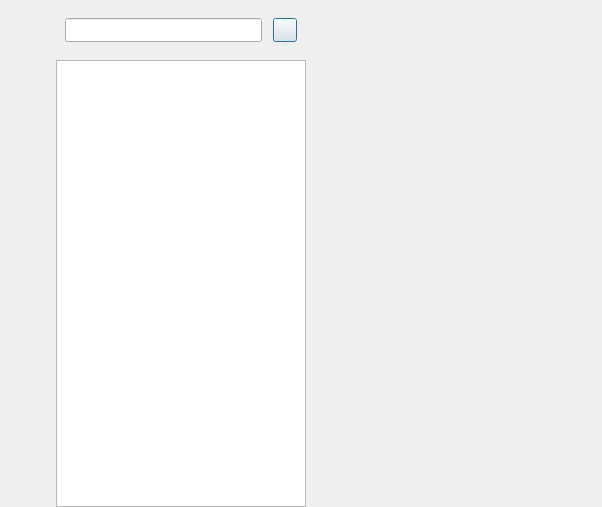
This is client/llfcchat/chatdialog.ui in xiegd/chat as Qt 5 draws it before an edit. The edited form follows.
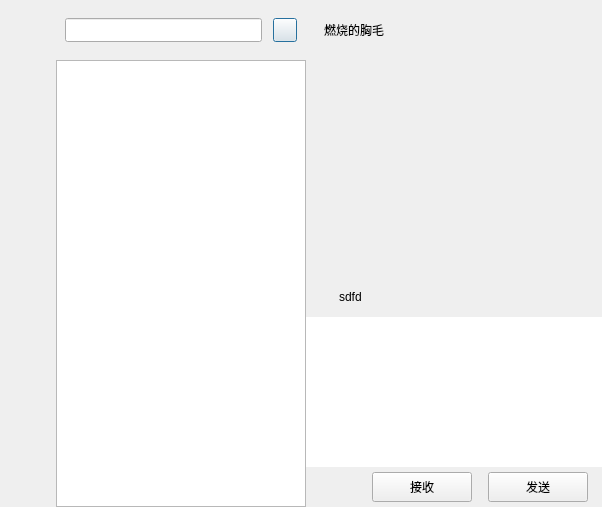
This is the edited form. Custom widgets are drawn as their Qt base class.

Patch:
```diff
--- a/client/llfcchat/chatdialog.ui
+++ b/client/llfcchat/chatdialog.ui
@@ -191,11 +191,275 @@
     </widget>
    </item>
    <item>
-    <widget class="QWidget" name="chat_data_list" native="true"/>
+    <widget class="QWidget" name="chat_data_list" native="true">
+     <layout class="QVBoxLayout" name="verticalLayout_2">
+      <property name="spacing">
+       <number>0</number>
+      </property>
+      <property name="leftMargin">
+       <number>0</number>
+      </property>
+      <property name="topMargin">
+       <number>0</number>
+      </property>
+      <property name="rightMargin">
+       <number>0</number>
+      </property>
+      <property name="bottomMargin">
+       <number>0</number>
+      </property>
+      <item>
+       <widget class="QWidget" name="title_wid" native="true">
+        <property name="minimumSize">
+         <size>
+          <width>0</width>
+          <height>60</height>
+         </size>
+        </property>
+        <property name="maximumSize">
+         <size>
+          <width>16777215</width>
+          <height>60</height>
+         </size>
+        </property>
+        <layout class="QVBoxLayout" name="verticalLayout_3">
+         <item>
+          <widget class="QWidget" name="widget" native="true">
+           <layout class="QHBoxLayout" name="horizontalLayout_3">
+            <item>
+             <widget class="QLabel" name="title_lb">
+              <property name="text">
+               <string>燃烧的胸毛</string>
+              </property>
+             </widget>
+            </item>
+           </layout>
+          </widget>
+         </item>
+        </layout>
+       </widget>
+      </item>
+      <item>
+       <widget class="QWidget" name="data_wid" native="true"/>
+      </item>
+      <item>
+       <widget class="QWidget" name="tool_wid" native="true">
+        <property name="minimumSize">
+         <size>
+          <width>0</width>
+          <height>40</height>
+         </size>
+        </property>
+        <property name="maximumSize">
+         <size>
+          <width>16777215</width>
+          <height>40</height>
+         </size>
+        </property>
+        <layout class="QHBoxLayout" name="horizontalLayout_5">
+         <property name="leftMargin">
+          <number>2</number>
+         </property>
+         <property name="topMargin">
+          <number>2</number>
+         </property>
+         <property name="rightMargin">
+          <number>2</number>
+         </property>
+         <property name="bottomMargin">
+          <number>2</number>
+         </property>
+         <item>
+          <widget class="ClickedLabel" name="emo_lb">
+           <property name="minimumSize">
+            <size>
+             <width>25</width>
+             <height>25</height>
+            </size>
+           </property>
+           <property name="maximumSize">
+            <size>
+             <width>25</width>
+             <height>25</height>
+            </size>
+           </property>
+           <property name="text">
+            <string/>
+           </property>
+          </widget>
+         </item>
+         <item>
+          <widget class="QLabel" name="file_lb">
+           <property name="minimumSize">
+            <size>
+             <width>30</width>
+             <height>30</height>
+            </size>
+           </property>
+           <property name="maximumSize">
+            <size>
+             <width>30</width>
+             <height>30</height>
+            </size>
+           </property>
+           <property name="text">
+            <string>sdfd</string>
+           </property>
+          </widget>
+         </item>
+         <item>
+          <spacer name="horizontalSpacer_5">
+           <property name="orientation">
+            <enum>Qt::Horizontal</enum>
+           </property>
+           <property name="sizeHint" stdset="0">
+            <size>
+             <width>40</width>
+             <height>20</height>
+            </size>
+           </property>
+          </spacer>
+         </item>
+        </layout>
+       </widget>
+      </item>
+      <item>
+       <widget class="QTextEdit" name="chatEdit">
+        <property name="minimumSize">
+         <size>
+          <width>0</width>
+          <height>150</height>
+         </size>
+        </property>
+        <property name="maximumSize">
+         <size>
+          <width>16777215</width>
+          <height>150</height>
+         </size>
+        </property>
+        <property name="frameShape">
+         <enum>QFrame::NoFrame</enum>
+        </property>
+       </widget>
+      </item>
+      <item>
+       <widget class="QWidget" name="send_wid" native="true">
+        <property name="minimumSize">
+         <size>
+          <width>0</width>
+          <height>40</height>
+         </size>
+        </property>
+        <property name="maximumSize">
+         <size>
+          <width>16777215</width>
+          <height>40</height>
+         </size>
+        </property>
+        <layout class="QHBoxLayout" name="horizontalLayout_4">
+         <property name="topMargin">
+          <number>2</number>
+         </property>
+         <property name="bottomMargin">
+          <number>2</number>
+         </property>
+         <item>
+          <spacer name="horizontalSpacer_2">
+           <property name="orientation">
+            <enum>Qt::Horizontal</enum>
+           </property>
+           <property name="sizeHint" stdset="0">
+            <size>
+             <width>36</width>
+             <height>20</height>
+            </size>
+           </property>
+          </spacer>
+         </item>
+         <item>
+          <widget class="ClickedBtn" name="receive_btn">
+           <property name="minimumSize">
+            <size>
+             <width>100</width>
+             <height>30</height>
+            </size>
+           </property>
+           <property name="maximumSize">
+            <size>
+             <width>100</width>
+             <height>30</height>
+            </size>
+           </property>
+           <property name="text">
+            <string>接收</string>
+           </property>
+          </widget>
+         </item>
+         <item>
+          <spacer name="horizontalSpacer_3">
+           <property name="orientation">
+            <enum>Qt::Horizontal</enum>
+           </property>
+           <property name="sizeType">
+            <enum>QSizePolicy::Fixed</enum>
+           </property>
+           <property name="sizeHint" stdset="0">
+            <size>
+             <width>10</width>
+             <height>20</height>
+            </size>
+           </property>
+          </spacer>
+         </item>
+         <item>
+          <widget class="ClickedBtn" name="send_btn">
+           <property name="minimumSize">
+            <size>
+             <width>100</width>
+             <height>30</height>
+            </size>
+           </property>
+           <property name="maximumSize">
+            <size>
+             <width>100</width>
+             <height>30</height>
+            </size>
+           </property>
+           <property name="text">
+            <string>发送</string>
+           </property>
+          </widget>
+         </item>
+         <item>
+          <spacer name="horizontalSpacer_4">
+           <property name="orientation">
+            <enum>Qt::Horizontal</enum>
+           </property>
+           <property name="sizeType">
+            <enum>QSizePolicy::Fixed</enum>
+           </property>
+           <property name="sizeHint" stdset="0">
+            <size>
+             <width>5</width>
+             <height>20</height>
+            </size>
+           </property>
+          </spacer>
+         </item>
+        </layout>
+       </widget>
+      </item>
+     </layout>
+    </widget>
    </item>
   </layout>
  </widget>
  <customwidgets>
+  <customwidget>
+   <class>ClickedLabel</class>
+   <extends>QLabel</extends>
+   <header>clickedlabel.h</header>
+  </customwidget>
   <customwidget>
    <class>ClickedBtn</class>
    <extends>QPushButton</extends>
```
